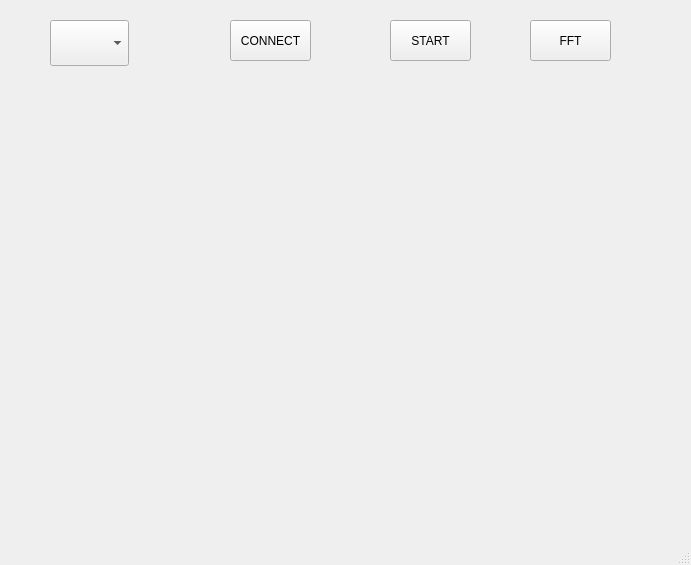
Above: mainwindow.ui from anhvanthe/CBM before the change. Below: the same form after it.
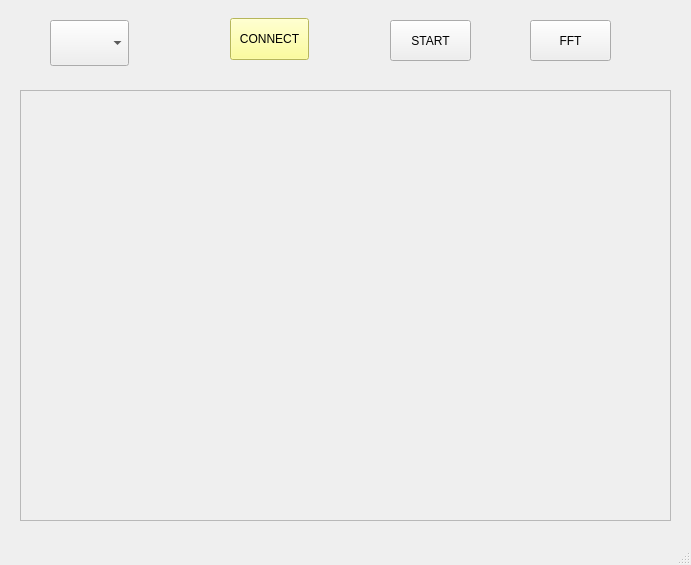
That is the form after the change.

What changed in the file:
```diff
--- a/mainwindow.ui
+++ b/mainwindow.ui
@@ -18,14 +18,17 @@
     <property name="geometry">
      <rect>
       <x>230</x>
-      <y>20</y>
-      <width>81</width>
-      <height>41</height>
+      <y>18</y>
+      <width>79</width>
+      <height>42</height>
      </rect>
     </property>
     <property name="toolTipDuration">
      <number>-4</number>
     </property>
+    <property name="styleSheet">
+     <string notr="true">background-color: rgb(255, 255, 127);</string>
+    </property>
     <property name="text">
      <string>CONNECT</string>
     </property>
@@ -81,6 +84,22 @@
      <number>93</number>
     </property>
    </widget>
+   <widget class="QFrame" name="frame">
+    <property name="geometry">
+     <rect>
+      <x>20</x>
+      <y>90</y>
+      <width>651</width>
+      <height>431</height>
+     </rect>
+    </property>
+    <property name="frameShape">
+     <enum>QFrame::StyledPanel</enum>
+    </property>
+    <property name="frameShadow">
+     <enum>QFrame::Raised</enum>
+    </property>
+   </widget>
   </widget>
   <widget class="QMenuBar" name="menubar">
    <property name="geometry">
```
